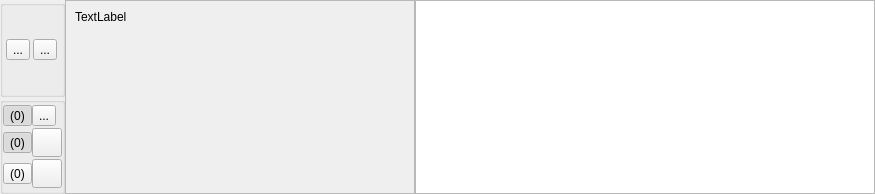
Above: rpfm_ui/ui_templates/diagnostics_dock_widget.ui from Frodo45127/rpfm before the change. Below: the same form after it.
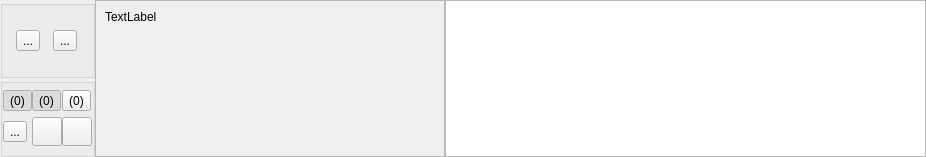
That is the form after the change. Icons and pictures are not drawn.

Commit message: Tweaked the diagnostics panel.

What changed in the file:
```diff
--- a/rpfm_ui/ui_templates/diagnostics_dock_widget.ui
+++ b/rpfm_ui/ui_templates/diagnostics_dock_widget.ui
@@ -6,8 +6,8 @@
    <rect>
     <x>0</x>
     <y>0</y>
-    <width>875</width>
-    <height>194</height>
+    <width>926</width>
+    <height>157</height>
    </rect>
   </property>
   <property name="windowTitle">
@@ -120,8 +120,8 @@
         <rect>
          <x>0</x>
          <y>0</y>
-         <width>346</width>
-         <height>158</height>
+         <width>348</width>
+         <height>133</height>
         </rect>
        </property>
        <layout class="QVBoxLayout" name="verticalLayout">
@@ -164,6 +164,26 @@
         <number>0</number>
        </property>
        <item row="1" column="0">
+        <widget class="QToolButton" name="check_ak_only_refs">
+         <property name="text">
+          <string>...</string>
+         </property>
+         <property name="icon">
+          <iconset theme="messagebox_warning">
+           <normaloff>.</normaloff>.</iconset>
+         </property>
+         <property name="iconSize">
+          <size>
+           <width>22</width>
+           <height>22</height>
+          </size>
+         </property>
+         <property name="checkable">
+          <bool>true</bool>
+         </property>
+        </widget>
+       </item>
+       <item row="0" column="1">
         <widget class="QToolButton" name="warning_button">
          <property name="text">
           <string>(0)</string>
@@ -209,46 +229,6 @@
          </property>
         </widget>
        </item>
-       <item row="0" column="1">
-        <widget class="QToolButton" name="check_ak_only_refs">
-         <property name="text">
-          <string>...</string>
-         </property>
-         <property name="icon">
-          <iconset theme="messagebox_warning">
-           <normaloff>.</normaloff>.</iconset>
-         </property>
-         <property name="iconSize">
-          <size>
-           <width>22</width>
-           <height>22</height>
-          </size>
-         </property>
-         <property name="checkable">
-          <bool>true</bool>
-         </property>
-        </widget>
-       </item>
-       <item row="3" column="0">
-        <widget class="QToolButton" name="info_button">
-         <property name="text">
-          <string>(0)</string>
-         </property>
-         <property name="icon">
-          <iconset theme="data-information">
-           <normaloff>.</normaloff>.</iconset>
-         </property>
-         <property name="iconSize">
-          <size>
-           <width>22</width>
-           <height>22</height>
-          </size>
-         </property>
-         <property name="checkable">
-          <bool>true</bool>
-         </property>
-        </widget>
-       </item>
        <item row="1" column="1">
         <widget class="QToolButton" name="only_open_button">
          <property name="text">
@@ -269,7 +249,27 @@
          </property>
         </widget>
        </item>
-       <item row="3" column="1">
+       <item row="0" column="2">
+        <widget class="QToolButton" name="info_button">
+         <property name="text">
+          <string>(0)</string>
+         </property>
+         <property name="icon">
+          <iconset theme="data-information">
+           <normaloff>.</normaloff>.</iconset>
+         </property>
+         <property name="iconSize">
+          <size>
+           <width>22</width>
+           <height>22</height>
+          </size>
+         </property>
+         <property name="checkable">
+          <bool>true</bool>
+         </property>
+        </widget>
+       </item>
+       <item row="1" column="2">
         <widget class="QToolButton" name="more_filters_button">
          <property name="text">
           <string/>
```
